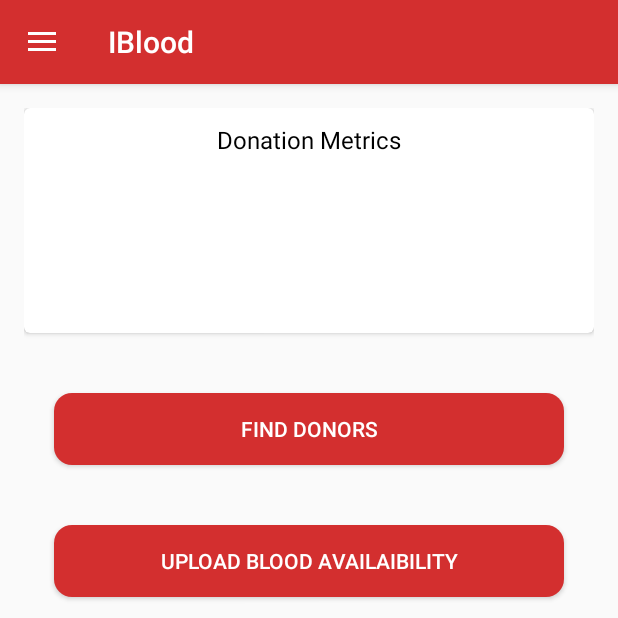
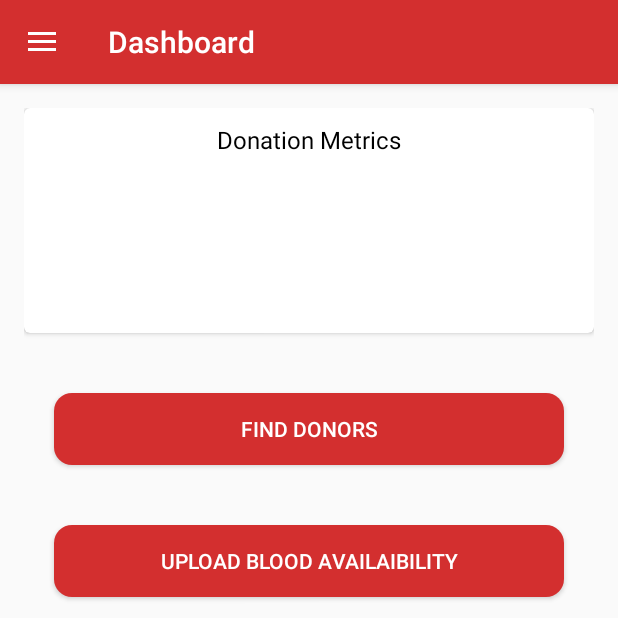
Before and after one commit to rasheedsulayman/BloodFinder, an Android app: the DashBoardFragment screen opened directly, with no data from a screen before it, on a phone screen of 412 x 824 dp, the top half of it. Run offline under Robolectric (Android 15) with nearby library versions, the phone set to English and light mode, and no system bars; our stand-ins replace ButterKnife; pictures from the network do not load.

```diff
--- a/app/src/main/java/com/r4sh33d/iblood/DashBoardFragment.java
+++ b/app/src/main/java/com/r4sh33d/iblood/DashBoardFragment.java
@@ -38,6 +38,7 @@ public class DashBoardFragment extends BaseFragment {
     @Override
     public void onViewCreated(@NonNull View view, @Nullable Bundle savedInstanceState) {
         super.onViewCreated(view, savedInstanceState);
+        setToolbarTitle("Dashboard");
         setDrawerIconToHome();
     }
 
--- a/app/src/main/java/com/r4sh33d/iblood/UploadBloodAvailabilityFragment.java
+++ b/app/src/main/java/com/r4sh33d/iblood/UploadBloodAvailabilityFragment.java
@@ -85,7 +85,7 @@ public class UploadBloodAvailabilityFragment extends BaseFragment {
         phoneNumberEditText.setText(userData.phoneNumber);
         emailEditText.setText(userData.email);
         nameEditText.setText(userData.name);
-        religionEditText.setText(userData.name);
+        religionEditText.setText(userData.religion);
     }
 
     void prepareBloodGroupSpinner() {
--- a/app/src/main/java/com/r4sh33d/iblood/additionaldetails/AdditionalDetailsFragment.java
+++ b/app/src/main/java/com/r4sh33d/iblood/additionaldetails/AdditionalDetailsFragment.java
@@ -37,7 +37,6 @@ public class AdditionalDetailsFragment extends BaseFragment implements Additiona
     boolean isBloodBank;
     User user;
     AdditionalDetailsContract.Presenter presenter;
-
     @BindView(R.id.name_edit_text)
     EditText nameEditText;
     @BindView(R.id.religion_edit_text)
@@ -82,9 +81,7 @@ public class AdditionalDetailsFragment extends BaseFragment implements Additiona
       //  isBloodBank = getArguments().getBoolean(KEY_IS_BLOOD_BANK);
         user = getArguments().getParcelable(KEY_USER);
         prepareSpinner();
-
     }
-
 
     void prepareSpinner() {
         CustomSpinnerAdapter<KeyNameLOVPair> listOfTitleAdapter = new CustomSpinnerAdapter<>(getActivity(),
@@ -122,7 +119,7 @@ public class AdditionalDetailsFragment extends BaseFragment implements Additiona
     }
 
     @Override
-    public void onAdditionalDetailsSavedSuccessfuly(UserData user) {
+    public void onAdditionalDetailsSavedSuccessfully(UserData user) {
         //We are done we can now go back and login
         showSuccessDialog("Account successfully created", (dialog, which) -> {
             //We can either launch the Dashboard or go back to login.
--- a/app/src/main/res/layout/fragment_login.xml
+++ b/app/src/main/res/layout/fragment_login.xml
@@ -39,6 +39,7 @@
         android:layout_height="45dp" />
 
     <EditText
+        android:inputType="textPassword"
         android:id="@+id/password_edit_text"
         android:hint="Password"
         android:layout_marginRight="20dp"
```
Also changed, not shown: app/src/main/res/menu/nav_drawer.xml (line endings or trailing spaces).
